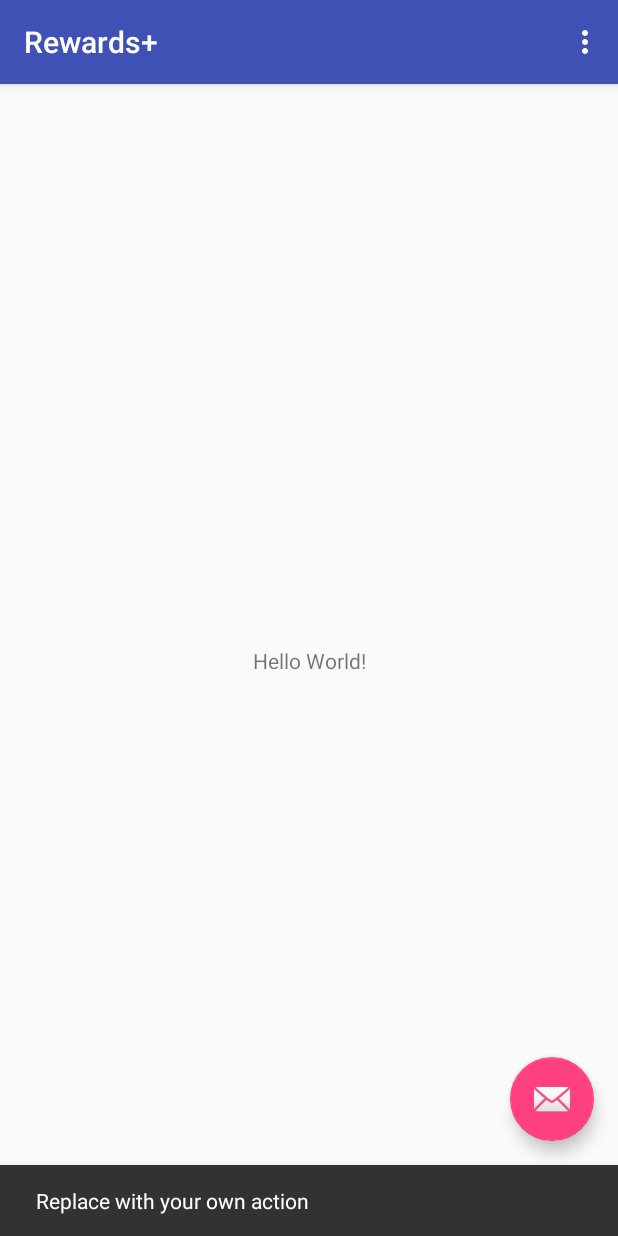
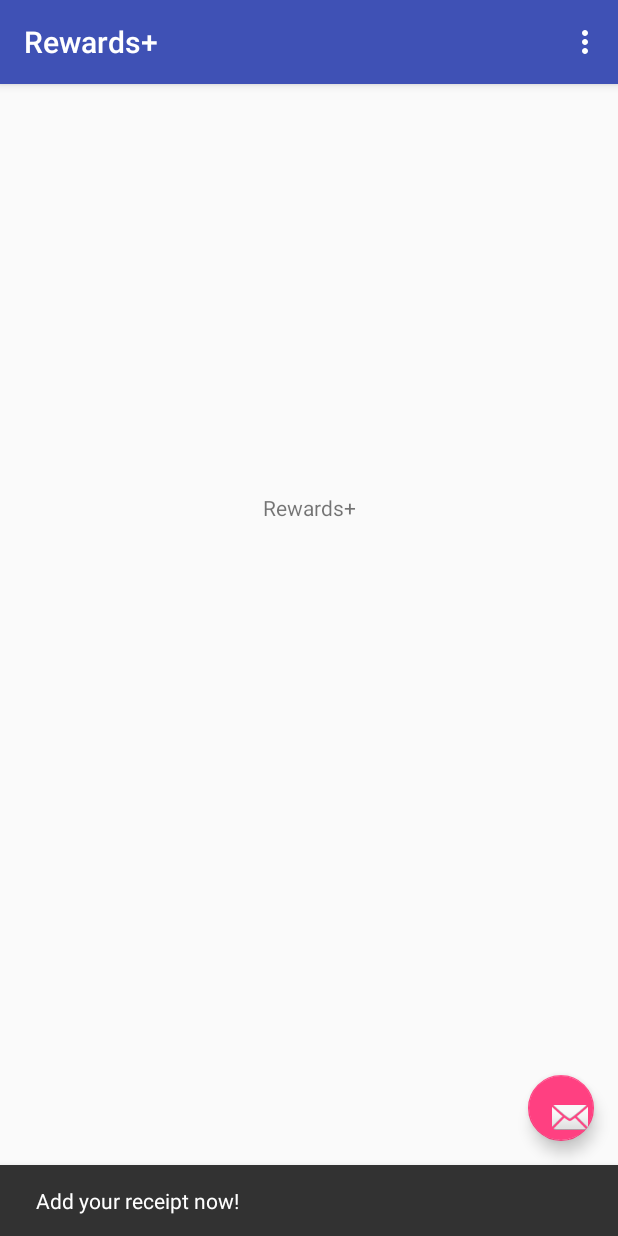
Before and after one commit to tmcbride73/Rewards, an Android app: the screen it shows after launch (MainPage), after a tap on an icon or button, on a phone screen of 412 x 824 dp. Run offline under Robolectric (Android 15) with nearby library versions, the phone set to English and light mode, and no system bars.

Commit message:
Changed Names

```diff
--- a/app/src/main/java/com/ist440/rewards/MainPage.java
+++ b/app/src/main/java/com/ist440/rewards/MainPage.java
@@ -22,7 +22,7 @@ public class MainPage extends AppCompatActivity {
         fab.setOnClickListener(new View.OnClickListener() {
             @Override
             public void onClick(View view) {
-                Snackbar.make(view, "Replace with your own action", Snackbar.LENGTH_LONG)
+                Snackbar.make(view, "Add your receipt now!", Snackbar.LENGTH_LONG)
                         .setAction("Action", null).show();
             }
         });
--- a/app/src/main/res/layout/activity_main_page.xml
+++ b/app/src/main/res/layout/activity_main_page.xml
@@ -24,10 +24,12 @@
 
     <android.support.design.widget.FloatingActionButton
         android:id="@+id/fab"
-        android:layout_width="wrap_content"
-        android:layout_height="wrap_content"
+        android:layout_width="44dp"
+        android:layout_height="47dp"
         android:layout_gravity="bottom|end"
         android:layout_margin="@dimen/fab_margin"
-        app:srcCompat="@android:drawable/ic_dialog_email" />
+        app:srcCompat="@android:drawable/ic_dialog_email"
+        tools:layout_editor_absoluteX="300dp"
+        tools:layout_editor_absoluteY="504dp" />
 
 </android.support.design.widget.CoordinatorLayout>
--- a/app/src/main/res/layout/content_main_page.xml
+++ b/app/src/main/res/layout/content_main_page.xml
@@ -11,10 +11,10 @@
     <TextView
         android:layout_width="wrap_content"
         android:layout_height="wrap_content"
-        android:text="Hello World!"
+        android:layout_marginBottom="476dp"
+        android:text="Rewards+"
         app:layout_constraintBottom_toBottomOf="parent"
         app:layout_constraintLeft_toLeftOf="parent"
-        app:layout_constraintRight_toRightOf="parent"
-        app:layout_constraintTop_toTopOf="parent" />
+        app:layout_constraintRight_toRightOf="parent" />
 
 </android.support.constraint.ConstraintLayout>
```
